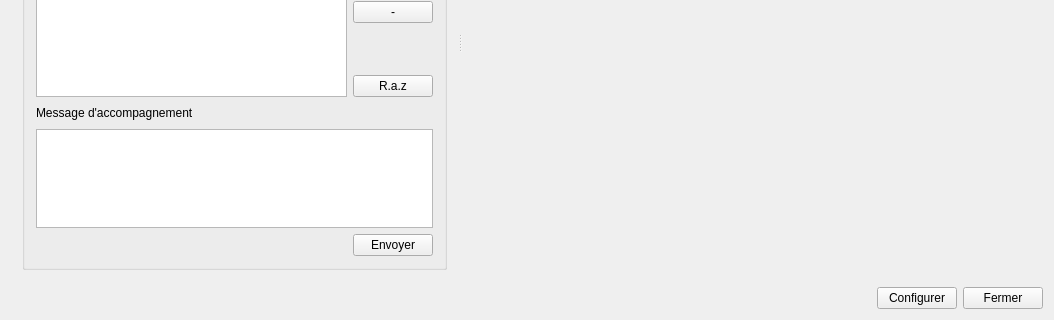
Qt form dialog.ui (jguardia81/SkanToPdf) before a commit; both pictures show x 0 to 1054 and y 209 to 529 of the 1054 by 529 pixel window.
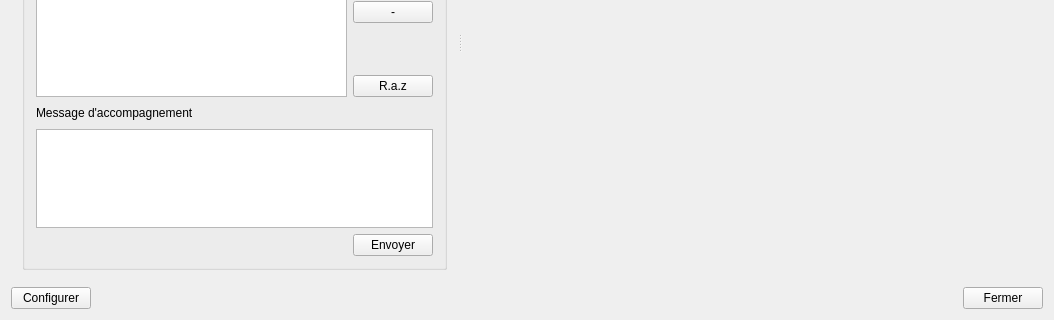
The same form after that commit. Custom widgets are drawn as their Qt base class.

Commit message: Move conf button

Patch:
```diff
--- a/dialog.ui
+++ b/dialog.ui
@@ -334,6 +334,13 @@
    </item>
    <item>
     <layout class="QHBoxLayout" name="horizontalLayout_9">
+     <item>
+      <widget class="QPushButton" name="btnConfigure">
+       <property name="text">
+        <string>Configurer</string>
+       </property>
+      </widget>
+     </item>
      <item>
       <spacer name="horizontalSpacer_5">
        <property name="orientation">
@@ -347,13 +354,6 @@
        </property>
       </spacer>
      </item>
-     <item>
-      <widget class="QPushButton" name="btnConfigure">
-       <property name="text">
-        <string>Configurer</string>
-       </property>
-      </widget>
-     </item>
      <item>
       <widget class="QPushButton" name="btnClose">
        <property name="text">
```
